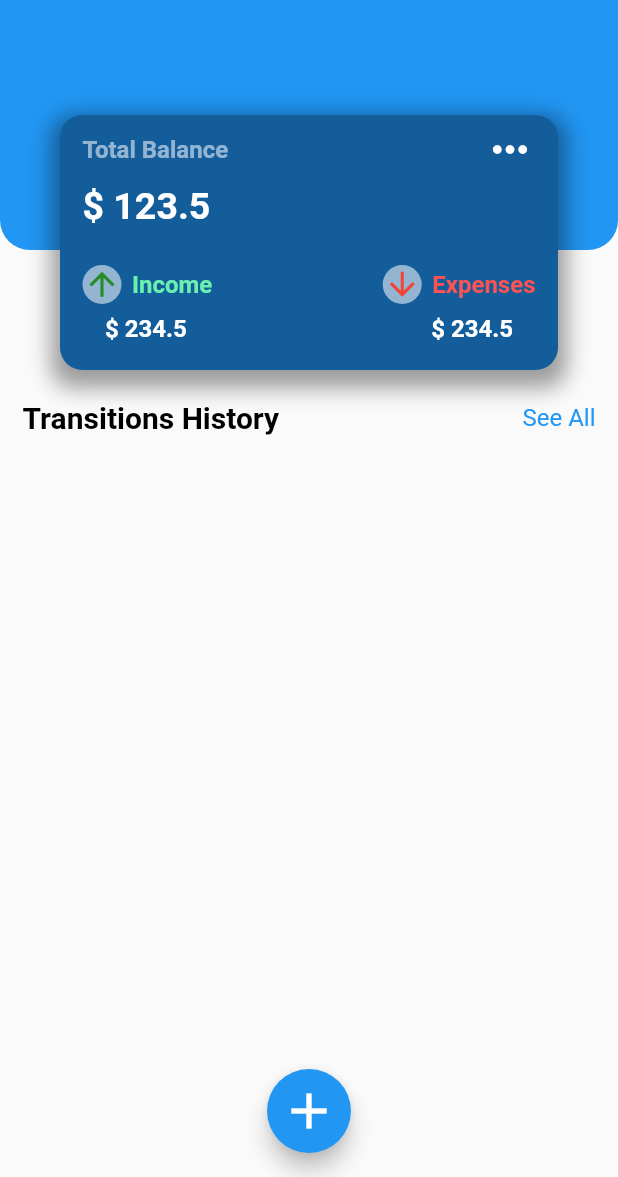
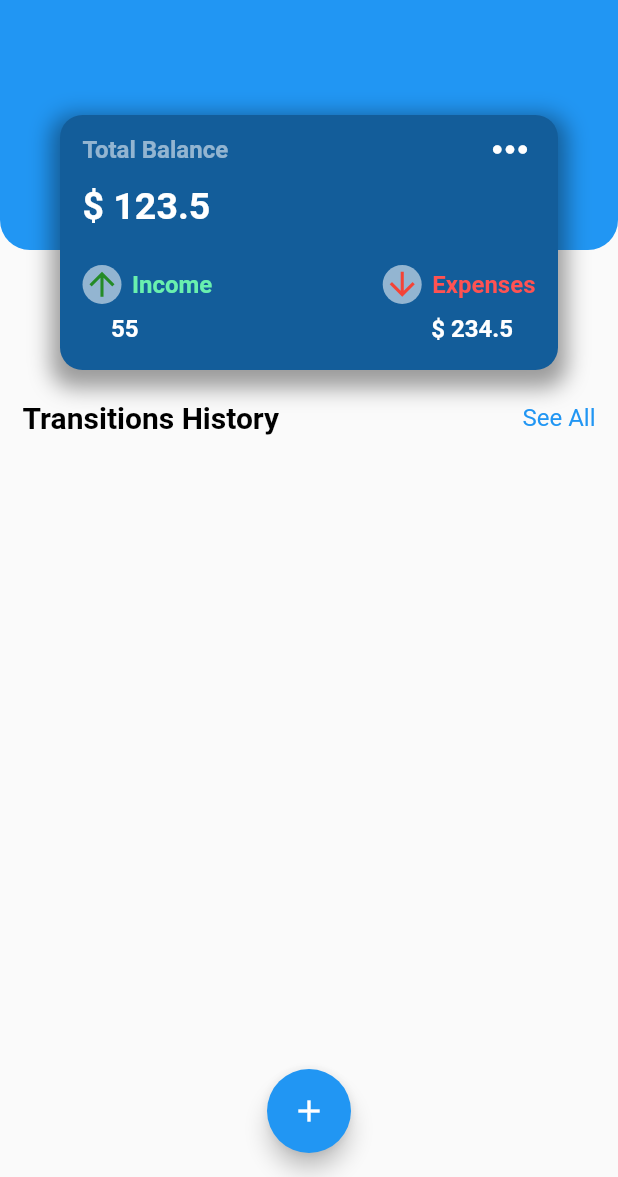
Before and after one commit to NguyenNhatHau14/team14, a Flutter app: the screen it shows after launch, on a phone screen of 412 x 824 dp, the part 59-1236 px from its top. Run offline on Flutter 3.47's test engine with Material 2 defaults, Android fonts, the phone set to English and light mode, and no system bars; our stand-ins replace cloud_firestore, firebase_auth, firebase_core, flutter_form_builder, form_builder_validators, google_sign_in and 3 more; missing offline and left inert: gsheets; accounts and stored records are empty; statements that could not run were skipped; key blocks and very long unbroken strings in the code were emptied for the run.

```diff
--- a/flutter_demo/lib/main.dart
+++ b/flutter_demo/lib/main.dart
@@ -1,7 +1,5 @@
 import 'package:flutter/material.dart';
-import 'package:flutter_demo/page/auth_page.dart';
-import 'package:flutter_demo/src/pages/home_app.dart';
-import 'package:flutter_demo/src/widgets/overview/product.dart';
+import 'package:flutter_demo/src/pages/test.dart';
 import 'package:gsheets/gsheets.dart';
 import 'ThemeProvider.dart';
 import 'package:provider/provider.dart';
@@ -47,6 +45,7 @@ void main() async {
     MultiProvider(
       providers: [
         ChangeNotifierProvider(create: (_) => ThemeProvider()),
+        ChangeNotifierProvider(create: (_) => ThemeProvider()),
       ],
       child: const MyApp(),
     ),
@@ -67,7 +66,7 @@ class MyApp extends StatelessWidget {
         brightness:
             themeProvider.isDarkMode ? Brightness.dark : Brightness.light,
       ),
-      home: const HomeApp(),
+      home: const Test(),
       localizationsDelegates: const [
         FormBuilderLocalizations.delegate,
         GlobalWidgetsLocalizations.delegate,
--- a/flutter_demo/lib/src/menu_app.dart
+++ b/flutter_demo/lib/src/menu_app.dart
@@ -1,8 +1,8 @@
 import 'package:firebase_auth/firebase_auth.dart';
 import 'package:flutter/material.dart';
-import 'package:flutter_demo/src/pages/home_app.dart';
 import 'package:flutter_demo/src/pages/settings.dart';
 import 'package:flutter_demo/ThemeProvider.dart';
+import 'package:flutter_demo/src/pages/test.dart';
 import 'package:provider/provider.dart';
 import 'package:page_transition/page_transition.dart';
 
@@ -73,7 +73,7 @@ class _MenuAppState extends State<MenuApp> {
             ),
             title: const Text('Overview'),
             onTap: () {
-              _showScreen(context, const HomeApp());
+              _showScreen(context, const Test());
             },
           ),
           ListTile(
--- a/flutter_demo/lib/src/pages/home_app.dart
+++ b/flutter_demo/lib/src/pages/home_app.dart
@@ -11,19 +11,9 @@ import 'package:provider/provider.dart';
 import '../widgets/overview/header_widget.dart';
 import '../widgets/overview/plus_button_widget.dart';
 
-class Money {
-  final double account;
-  final DateTime date;
-  final String desc;
-  final String type;
 
-  Money({
-    required this.account,
-    required this.date,
-    required this.desc,
-    required this.type,
-  });
-}
+
+
 
 class HomeApp extends StatefulWidget {
   const HomeApp({Key? key}) : super(key: key);
@@ -33,61 +23,12 @@ class HomeApp extends StatefulWidget {
 }
 
 class _HomeAppState extends State<HomeApp> {
-  final CollectionReference<Map<String, dynamic>> collectionRef =
-      FirebaseFirestore.instance.collection('modal');
 
-  bool _visible = true;
-  final _scrollController = ScrollController();
 
-  @override
-  void initState() {
-    super.initState();
-    _scrollController.addListener(_scrollListener);
-  }
-
-  @override
-  void dispose() {
-    _scrollController.removeListener(_scrollListener);
-    super.dispose();
-  }
-
-  void _scrollListener() {
-    if (_scrollController.position.userScrollDirection ==
-        ScrollDirection.forward) {
-      setState(() {
-        _visible = true;
-      });
-    } else {
-      setState(() {
-        _visible = false;
-      });
-    }
-  }
-
-  void handleDataEntered(
-      double account, String desc, String type, DateTime date) {
-    Map<String, dynamic> data = {
-      'account': account.toString(),
-      'desc': desc,
-      'type': type,
-      'date': DateFormat('yyyy-MM-dd').format(date),
-    };
-
-    collectionRef.add(data);
-  }
-
-  void handleFormSubmit(
-      double? account, String? desc, String? type, DateTime? date) {
-    if (account != null && desc != null && type != null && date != null) {
-      handleDataEntered(account, desc, type, date);
-    } else {
-      // Handle the case where any values are null
-    }
-  }
 
   @override
   Widget build(BuildContext context) {
-    final themeProvider = Provider.of<ThemeProvider>(context);
+
     return Scaffold(
       appBar: AppBar(
         title: const Text('Overview'),
@@ -101,31 +42,7 @@ class _HomeAppState extends State<HomeApp> {
               height: 250,
               child: HeaderApp(),
             ),
-            Padding(
-              padding: const EdgeInsets.symmetric(horizontal: 15),
-              child: Row(
-                mainAxisAlignment: MainAxisAlignment.spaceBetween,
-                children: [
-                  Text(
-                    'Transitions History',
-                    style: TextStyle(
-                      fontSize: 20,
-                      fontWeight: FontWeight.bold,
-                      color: themeProvider.isDarkMode
-                          ? Colors.white
-                          : Colors.black,
-                    ),
-                  ),
-                  InkWell(
-                    onTap: () {},
-                    child: const Text(
-                      'See All',
-                      style: TextStyle(fontSize: 16, color: Colors.blue),
-                    ),
-                  ),
-                ],
-              ),
-            ),
+
             const SizedBox(
               height: 300,
               child: ProductListPage(),
--- /dev/null
+++ b/flutter_demo/lib/src/pages/test.dart
@@ -0,0 +1,68 @@
+import 'package:flutter/material.dart';
+import 'package:flutter_demo/src/pages/hometestfb.dart';
+import 'package:flutter_demo/src/widgets/overview/header_widget.dart';
+
+import '../menu_app.dart';
+
+class Test extends StatefulWidget {
+  const Test({
+    super.key,
+  });
+
+  @override
+  State<Test> createState() => _TestState();
+}
+
+class _TestState extends State<Test> {
+  double totalIncome = 5;
+  void updateTotalIncome(double income) {
+    setState(() {
+      totalIncome = income;
+    });
+  }
+
+  @override
+  Widget build(BuildContext context) {
+    return Scaffold(
+      appBar: AppBar(
+        title: const Text('Overview'),
+        elevation: 0,
+      ),
+      drawer: const MenuApp(),
+      body: Column(
+        children: [
+          SizedBox(
+            height: 250,
+            child: HeaderApp(
+              totalIncome: totalIncome,
+            ),
+          ),
+          Padding(
+            padding: const EdgeInsets.symmetric(horizontal: 15),
+            child: Row(
+              mainAxisAlignment: MainAxisAlignment.spaceBetween,
+              children: [
+                const Text(
+                  'Transitions History',
+                  style: TextStyle(
+                    fontSize: 20,
+                    fontWeight: FontWeight.bold,
+                    color: Colors.black,
+                  ),
+                ),
+                InkWell(
+                  onTap: () {},
+                  child: const Text(
+                    'See All',
+                    style: TextStyle(fontSize: 16, color: Colors.blue),
+                  ),
+                ),
+              ],
+            ),
+          ),
+          const Expanded(child: HomeTest()),
+        ],
+      ),
+    );
+  }
+}
--- a/flutter_demo/lib/src/widgets/overview/header_widget.dart
+++ b/flutter_demo/lib/src/widgets/overview/header_widget.dart
@@ -1,9 +1,8 @@
 import 'package:flutter/material.dart';
 
 class HeaderApp extends StatelessWidget {
-  const HeaderApp({
-    super.key,
-  });
+  final double totalIncome;
+  const HeaderApp({super.key, required this.totalIncome});
 
   @override
   Widget build(BuildContext context) {
@@ -39,16 +38,16 @@ class HeaderApp extends StatelessWidget {
                 ],
                 borderRadius: BorderRadius.circular(15),
                 color: const Color.fromARGB(255, 19, 93, 154)),
-            child: Column(
+            child: const Column(
               children: [
-                const SizedBox(
+                SizedBox(
                   height: 6,
                 ),
                 Padding(
-                  padding: const EdgeInsets.symmetric(horizontal: 15),
+                  padding: EdgeInsets.symmetric(horizontal: 15),
                   child: Row(
                       mainAxisAlignment: MainAxisAlignment.spaceBetween,
-                      children: const [
+                      children: [
                         Text(
                           'Total Balance',
                           style: TextStyle(
@@ -63,13 +62,13 @@ class HeaderApp extends StatelessWidget {
                         )
                       ]),
                 ),
-                const SizedBox(
+                SizedBox(
                   height: 6,
                 ),
                 Padding(
-                  padding: const EdgeInsets.only(left: 15),
+                  padding: EdgeInsets.only(left: 15),
                   child: Row(
-                    children: const [
+                    children: [
                       Text(
                         '\$ 123.5',
                         style: TextStyle(
@@ -80,16 +79,16 @@ class HeaderApp extends StatelessWidget {
                     ],
                   ),
                 ),
-                const SizedBox(
+                SizedBox(
                   height: 25,
                 ),
                 Padding(
-                  padding: const EdgeInsets.symmetric(horizontal: 15),
+                  padding: EdgeInsets.symmetric(horizontal: 15),
                   child: Row(
                     mainAxisAlignment: MainAxisAlignment.spaceBetween,
                     children: [
                       Row(
-                        children: const [
+                        children: [
                           CircleAvatar(
                             radius: 13,
                             backgroundColor: Colors.white54,
@@ -112,7 +111,7 @@ class HeaderApp extends StatelessWidget {
                         ],
                       ),
                       Row(
-                        children: const [
+                        children: [
                           CircleAvatar(
                             radius: 13,
                             backgroundColor: Colors.white54,
@@ -137,16 +136,16 @@ class HeaderApp extends StatelessWidget {
                     ],
                   ),
                 ),
-                const SizedBox(
+                SizedBox(
                   height: 7,
                 ),
                 Padding(
-                  padding: const EdgeInsets.symmetric(horizontal: 30),
+                  padding: EdgeInsets.symmetric(horizontal: 30),
                   child: Row(
                     mainAxisAlignment: MainAxisAlignment.spaceBetween,
-                    children: const [
+                    children: [
                       Text(
-                        '\$ 234.5',
+                        ' 55',
                         style: TextStyle(
                             color: Colors.white,
                             fontSize: 16,
--- a/flutter_demo/pubspec.yaml
+++ b/flutter_demo/pubspec.yaml
@@ -57,6 +57,7 @@ dependencies:
   intl: ^0.18.0
   flutter_localizations:
     sdk: flutter
+  flutter_iconpicker: ^3.1.3
 
 dev_dependencies:
   flutter_test:
```
Also changed, not shown: flutter_demo/lib/src/pages/hometestfb.dart (added, +311 -0 lines), flutter_demo/pubspec.lock.
